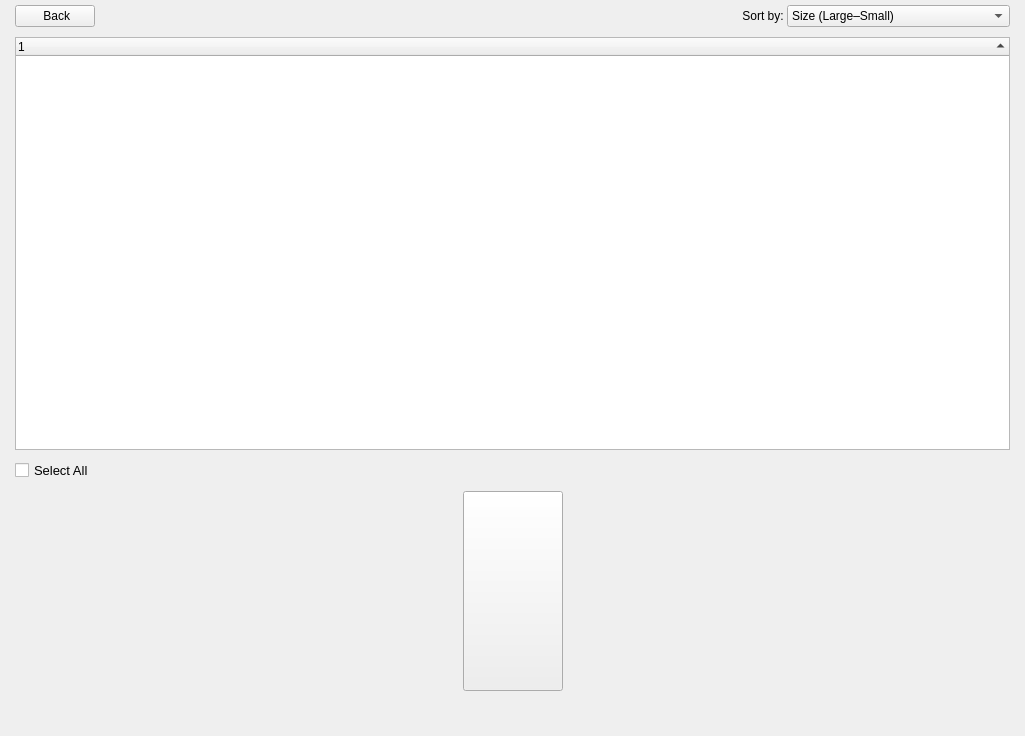
Old version of the form shared/nexis/Pages/SystemCleaner/system_cleaner_page.ui in the repository s4solutionsllc/Nexis.
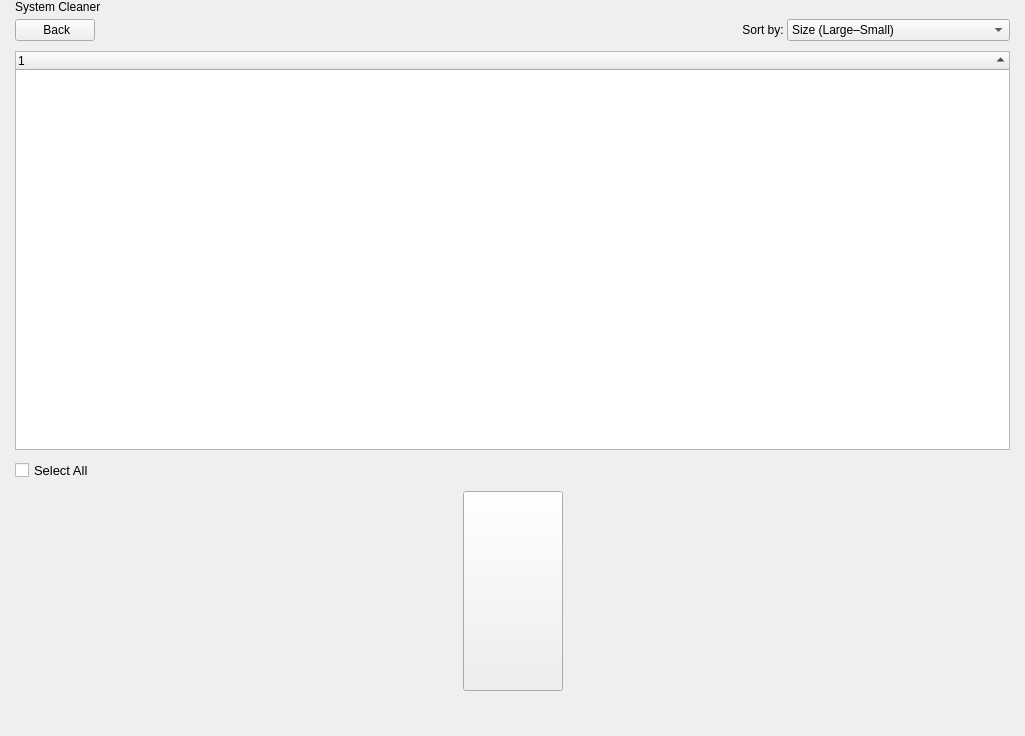
New version of the form. Icons and pictures are not drawn.

Commit message:
fix(cleaner): add missing page title label (BUG-117)
Insert lblCleanerTitle QLabel above the stacked widget in the System
Cleaner UI file, styled to match the lblProcessTitle/lblServicesTitle
pattern. Update reference screenshots for both themes.

```diff
--- a/shared/nexis/Pages/SystemCleaner/system_cleaner_page.ui
+++ b/shared/nexis/Pages/SystemCleaner/system_cleaner_page.ui
@@ -29,6 +29,13 @@
    <property name="bottomMargin">
     <number>15</number>
    </property>
+   <item>
+    <widget class="QLabel" name="lblCleanerTitle">
+     <property name="text">
+      <string>System Cleaner</string>
+     </property>
+    </widget>
+   </item>
    <item>
     <widget class="QStackedWidget" name="stackedWidget">
      <property name="accessibleName">
```
The commit also changes 4 other files.
